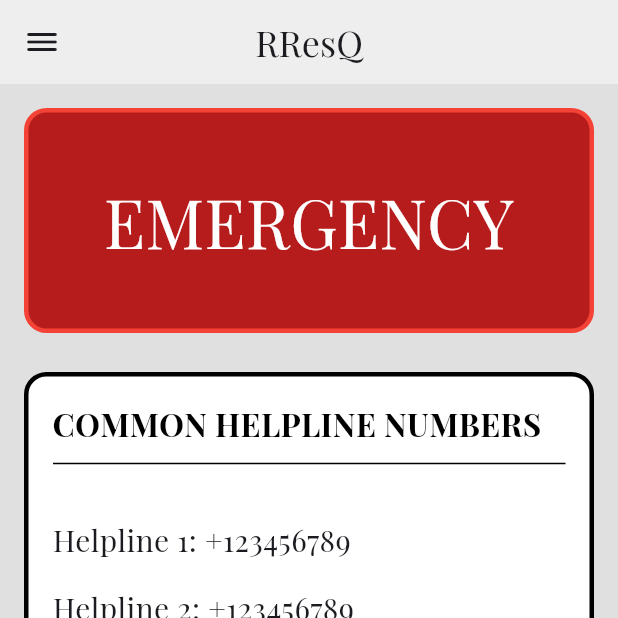
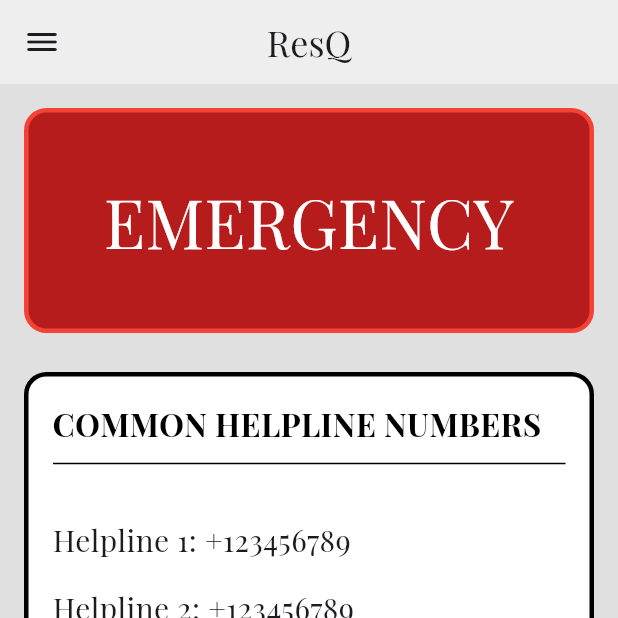
Before and after one commit to ahamasmi-yoddhaha/ResQ, a Flutter app: the HomePage screen opened directly, on a phone screen of 412 x 824 dp, the top half of it. Run offline on Flutter 3.47's test engine with Material 3 defaults, Android fonts, the phone set to English and light mode, and no system bars; our stand-ins replace firebase_auth, firebase_core; accounts and stored records are empty.

Commit message:
navigation working properly

```diff
--- a/lib/homepage.dart
+++ b/lib/homepage.dart
@@ -17,62 +17,10 @@ class _HomePageState extends State<HomePage> {
     return SafeArea(
       child: Scaffold(
         backgroundColor: Colors.grey[300],
-        // bottomNavigationBar: BottomNavigationBar(
-        //     type: BottomNavigationBarType.shifting,
-        //     selectedItemColor: Colors.black,
-        //     unselectedItemColor: Colors.black,
-        //     backgroundColor: Colors.white,
-        //     iconSize: 25.0,
-        //     selectedFontSize: 20,
-        //     unselectedFontSize: 15,
-        //     showSelectedLabels: true,
-        //     showUnselectedLabels: true,
-        //     currentIndex: currentIndex,
-        //     onTap: (index) => setState(() => currentIndex = index),
-        //     items: [
-        //       BottomNavigationBarItem(
-        //         icon: IconButton(
-        //           icon: const Icon(Icons.home),
-        //           onPressed: () {
-        //             Navigator.push(
-        //               context,
-        //               MaterialPageRoute(builder: (context) => const HomePage()),
-        //             );
-        //           },
-        //         ),
-        //         label: "Home",
-        //       ),
-        //       BottomNavigationBarItem(
-        //         icon: IconButton(
-        //           icon: const Icon(Icons.call),
-        //           onPressed: () {
-        //             Navigator.push(
-        //               context,
-        //               MaterialPageRoute(
-        //                   builder: (context) => const MyLocation()),
-        //             );
-        //           },
-        //         ),
-        //         label: 'Helpline',
-        //       ),
-        //       BottomNavigationBarItem(
-        //         icon: IconButton(
-        //           icon: const Icon(Icons.settings),
-        //           onPressed: () {
-        //             Navigator.push(
-        //               context,
-        //               MaterialPageRoute(builder: (context) => const Settings()),
-        //             );
-        //           },
-        //         ),
-        //         label: 'Settings',
-        //       ),
-        //     ]),
-        //drawer: MyDrawer(),
         appBar: AppBar(
           backgroundColor: Colors.grey[200],
           title: const Text(
-            'RResQ',
+            'ResQ',
             style: TextStyle(fontSize: 24, fontFamily: "PlayfairDisplay"),
           ),
           centerTitle: true,
```
Also changed, not shown: lib/mylocation.dart (+6 -53 lines), lib/settings.dart (+6 -53 lines).
